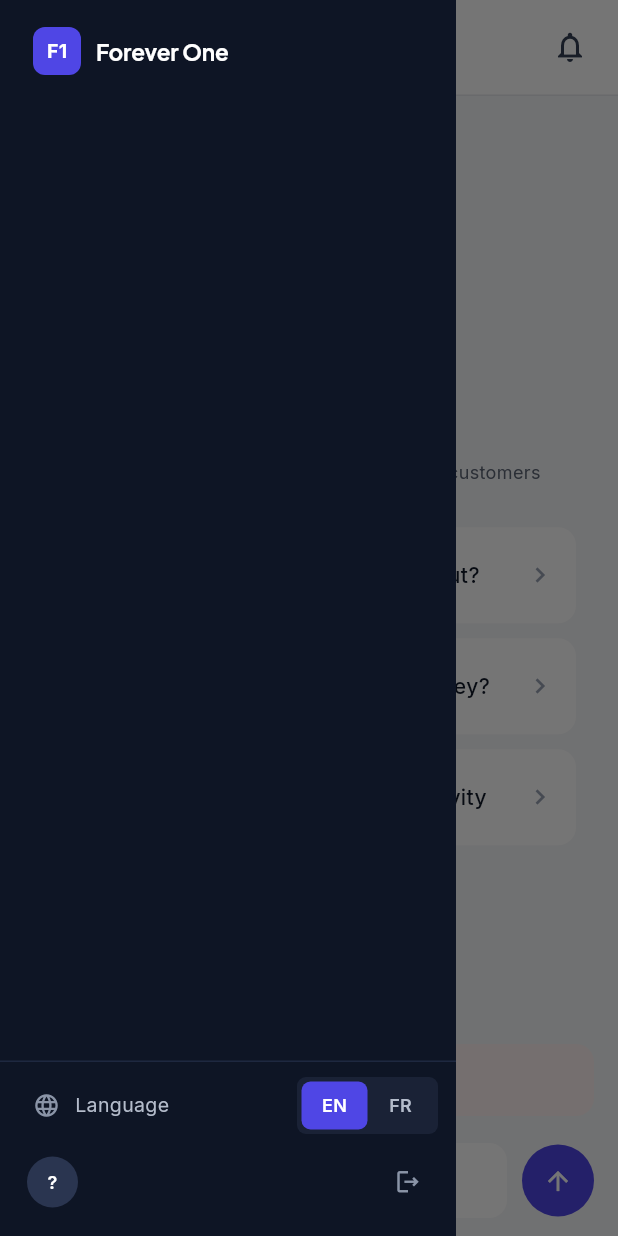
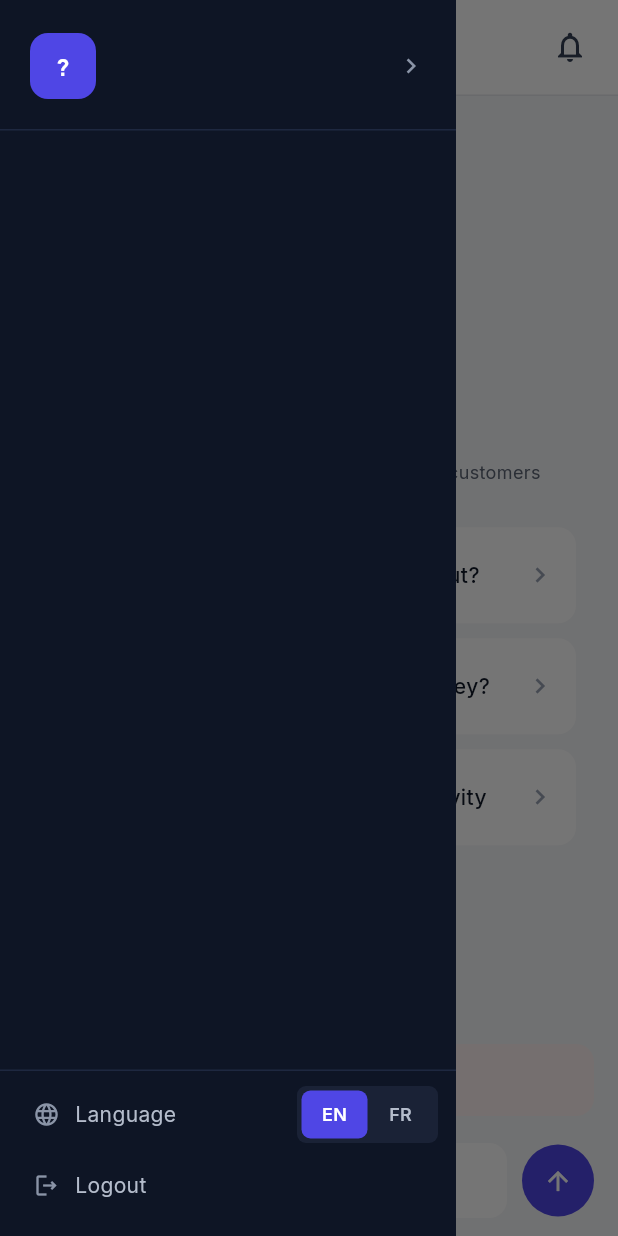
Before and after one commit to ayadimohamed25/Forever_One, a Flutter app: the AiChatPage screen opened by its route, with the side drawer open, on a phone screen of 412 x 824 dp. Run offline on Flutter 3.47's test engine with Material 3 defaults, Android fonts, the phone set to English and light mode, and no system bars; our stand-ins replace dartz, dio, fl_chart, flutter_markdown, flutter_riverpod, flutter_secure_storage and 5 more; missing offline and left inert: dart:js_interop; accounts and stored records are empty; network calls fail.

Commit message:
Phone: menu button on every main screen, drawer with the full navigation
- Home, Sales, Stock, Customers and More show a menu button at the top
  left (on Home, left of the greeting; AI and bell stay on the right)
- The drawer keeps the web sidebar's dark style and groups (Overview,
  Sales, Purchasing, Inventory with Categories, Intelligence,
  Administration), with the user and company at the top and language and
  logout at the bottom
- The bottom bar is unchanged

Co-Authored-By: Claude Opus 5.5 <noreply@anthropic.com>

```diff
--- a/lib/features/dashboard/presentation/pages/dashboard_page.dart
+++ b/lib/features/dashboard/presentation/pages/dashboard_page.dart
@@ -265,6 +265,11 @@ class _DashboardPageState extends ConsumerState<DashboardPage> {
       return Row(
         crossAxisAlignment: CrossAxisAlignment.center,
         children: [
+          // ☰ opens the full navigation, like the web sidebar.
+          Transform.translate(
+            offset: const Offset(-8, 0),
+            child: AppMenuButton(tooltip: l10n.openMenu),
+          ),
           Expanded(child: greeting),
           if (_can(user, 'use_ai')) ...[
             _squareButton(Icons.auto_awesome_outlined, l10n.askAi,
--- a/lib/shared/widgets/app_drawer.dart
+++ b/lib/shared/widgets/app_drawer.dart
@@ -479,8 +479,7 @@ class _Brand extends ConsumerWidget {
 /// sign-out, at the foot of the navigation.
 class _AccountBlock extends ConsumerWidget {
   final bool collapsed;
-  final VoidCallback? onNavigated;
-  const _AccountBlock({this.collapsed = false, this.onNavigated});
+  const _AccountBlock({this.collapsed = false});
 
   @override
   Widget build(BuildContext context, WidgetRef ref) {
@@ -489,7 +488,6 @@ class _AccountBlock extends ConsumerWidget {
     final locale = ref.watch(localeProvider);
 
     void openProfile() {
-      onNavigated?.call();
       context.go('/profile');
     }
 
@@ -654,17 +652,143 @@ class AppDrawer extends StatelessWidget {
       elevation: 0,
       shape: const RoundedRectangleBorder(),
       child: SafeArea(
+        // Phones: who is signed in and for which company at the top, the
+        // same groups as the web sidebar, then language and logout.
         child: Column(
           children: [
-            const _Brand(),
+            _DrawerUser(onNavigated: close),
+            const Divider(height: 1, color: AppColors.sidebarActive),
+            const SizedBox(height: 8),
             Expanded(
               child: AppNavList(location: location, onNavigated: close),
             ),
             const Divider(height: 1, color: AppColors.sidebarActive),
-            _AccountBlock(onNavigated: close),
+            const _DrawerFooter(),
           ],
         ),
       ),
+    );
+  }
+}
+
+/// Drawer top: initials, name, role · company; opens the profile.
+class _DrawerUser extends ConsumerWidget {
+  final VoidCallback onNavigated;
+  const _DrawerUser({required this.onNavigated});
+
+  @override
+  Widget build(BuildContext context, WidgetRef ref) {
+    final l10n = AppLocalizations.of(context)!;
+    final UserEntity? user = ref.watch(authNotifierProvider).user;
+    final detail = [
+      if (user != null) roleLabelFor(user.role, l10n),
+      if ((user?.companyName ?? '').isNotEmpty) user!.companyName,
+    ].join(' · ');
+    return Padding(
+      padding: const EdgeInsets.fromLTRB(12, 14, 12, 12),
+      child: AppPressable(
+        onTap: () {
+          onNavigated();
+          context.go('/profile');
+        },
+        semanticLabel: l10n.openProfile,
+        hoverColor: AppColors.sidebarHover,
+        borderRadius: BorderRadius.circular(12),
+        child: Padding(
+          padding: const EdgeInsets.all(8),
+          child: Row(children: [
+            Container(
+              width: 44,
+              height: 44,
+              alignment: Alignment.center,
+              decoration: BoxDecoration(
+                color: AppColors.primary,
+                borderRadius: BorderRadius.circular(12),
+              ),
+              child: Text(user?.initials ?? '?',
+                  style: AppTheme.heading(size: 15, color: Colors.white)),
+            ),
+            const SizedBox(width: 12),
+            Expanded(
+              child: Column(
+                crossAxisAlignment: CrossAxisAlignment.start,
+                children: [
+                  Text(user?.displayName ?? '',
+                      maxLines: 1,
+                      overflow: TextOverflow.ellipsis,
+                      style: AppTheme.font(
+                          size: 15,
+                          weight: FontWeight.w600,
+                          color: Colors.white)),
+                  const SizedBox(height: 2),
+                  Text(detail,
+                      maxLines: 1,
+                      overflow: TextOverflow.ellipsis,
+                      style: AppTheme.font(
+                          size: 12, color: AppColors.sidebarTextMuted)),
+                ],
+              ),
+            ),
+            const Icon(Icons.chevron_right,
+                size: 20, color: AppColors.sidebarTextMuted),
+          ]),
+        ),
+      ),
+    );
+  }
+}
+
+/// Drawer bottom: language (EN / FR) and logout.
+class _DrawerFooter extends ConsumerWidget {
+  const _DrawerFooter();
+
+  @override
+  Widget build(BuildContext context, WidgetRef ref) {
+    final l10n = AppLocalizations.of(context)!;
+    final locale = ref.watch(localeProvider);
+    return Padding(
+      padding: const EdgeInsets.fromLTRB(22, 10, 12, 12),
+      child: Column(children: [
+        Row(children: [
+          const Icon(Icons.language_outlined,
+              size: 18, color: AppColors.sidebarTextMuted),
+          const SizedBox(width: 10),
+          Expanded(
+            child: Text(l10n.language,
+                style:
+                    AppTheme.font(size: 14, color: AppColors.sidebarText)),
+          ),
+          Container(
+            padding: const EdgeInsets.all(3),
+            decoration: BoxDecoration(
+              color: AppColors.sidebarHover,
+              borderRadius: BorderRadius.circular(AppRadius.chip),
+            ),
+            child: Row(children: [
+              _LangChip(code: 'en', label: 'EN', current: locale.languageCode),
+              _LangChip(code: 'fr', label: 'FR', current: locale.languageCode),
+            ]),
+          ),
+        ]),
+        const SizedBox(height: 6),
+        AppPressable(
+          onTap: () => confirmLogout(context, ref, l10n),
+          semanticLabel: l10n.logout,
+          hoverColor: AppColors.sidebarHover,
+          borderRadius: BorderRadius.circular(8),
+          child: SizedBox(
+            height: 44,
+            child: Row(children: [
+              const Icon(Icons.logout_outlined,
+                  size: 18, color: AppColors.sidebarTextMuted),
+              const SizedBox(width: 10),
+              Text(l10n.logout,
+                  style: AppTheme.font(
+                      size: 14, color: AppColors.sidebarText)),
+            ]),
+          ),
+        ),
+      ]),
     );
   }
 }
--- a/lib/shared/widgets/app_page_header.dart
+++ b/lib/shared/widgets/app_page_header.dart
@@ -59,10 +59,14 @@ class AppPageHeader extends StatelessWidget implements PreferredSizeWidget {
       return Container(
         color: AppColors.canvas,
         padding: EdgeInsets.fromLTRB(
-            16, MediaQuery.of(context).padding.top + 12, 8, 6),
+            4, MediaQuery.of(context).padding.top + 12, 8, 6),
         child: Row(
-          crossAxisAlignment: CrossAxisAlignment.end,
+          crossAxisAlignment: CrossAxisAlignment.center,
           children: [
+            // The full navigation (same groups as the web sidebar), on top
+            // of the bottom bar.
+            AppMenuButton(tooltip: l10n.openMenu),
+            const SizedBox(width: 4),
             Expanded(
               child: Column(
                 crossAxisAlignment: CrossAxisAlignment.start,
```
Also changed, not shown: 1 other file.
